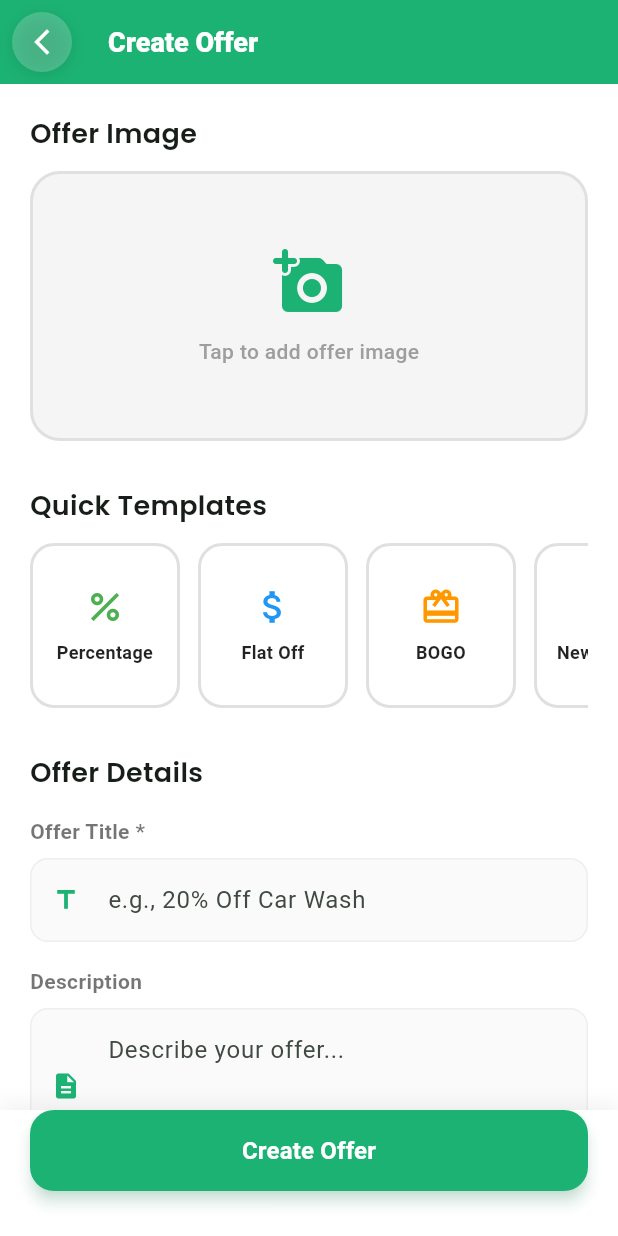
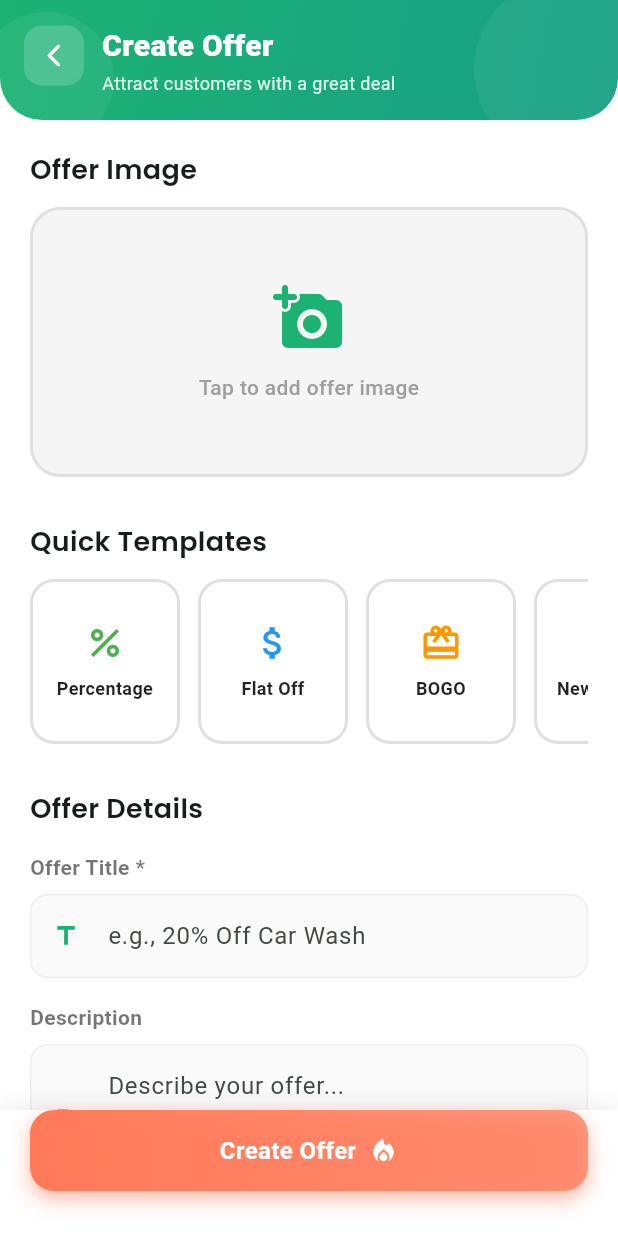
Before and after one commit to car-detail/app, a Flutter app: the EnhancedOfferScreen screen opened directly, on a phone screen of 412 x 824 dp. Run offline on Flutter 3.47's test engine with Material 3 defaults, Android fonts, the phone set to English and light mode, and no system bars; our stand-ins replace audioplayers, bot_toast, carousel_slider, convex_bottom_bar, country_code_picker, device_info_plus and 18 more; missing offline and left inert: google_maps_places_autocomplete_widgets, html_editor_enhanced; accounts and stored records are empty.

Commit message:
Apply gradient header + motion + identity color to Package/Offer creation
Continuing the UI upgrade pass across creation screens (already done
for Add Service). Both screens were plain AppBar with no animation.

add_package_activity.dart (amber identity, accentFor(4)):
- AppBar -> AppHeader with subtitle.
- Step indicator container background was dark green
  (Color(0xFF166534)) with step-line inactive color hardcoded to
  white.withOpacity(0.3) -- switched container to white to match the
  rest of the app's forms, which meant the step line needed a real
  fix too (grey instead of white-on-white, now invisible).
- Step badges: AnimatedContainer/AnimatedScale pop + AnimatedSwitcher
  checkmark transition, recolored green -> amber.
- Previous/Next buttons: BouncyTap press feedback, Next button gets a
  directional/checkmark icon.
- Info banner recolored to amber.

enhanced_offer_screen.dart (coral identity, accentFor(2)):
- AppBar -> AppHeader with subtitle.
- "Create/Update Offer" button: flat ElevatedButton -> coral gradient
  pill with BouncyTap press feedback and a flame icon.

Verified with flutter analyze (0 errors) and
flutter build ios --debug --simulator --no-codesign (build succeeds).

Co-Authored-By: Claude Sonnet 5 <noreply@anthropic.com>

```diff
--- a/lib/features/offer_model/ui/enhanced_offer_screen.dart
+++ b/lib/features/offer_model/ui/enhanced_offer_screen.dart
@@ -5,6 +5,9 @@ import 'package:car_app/Common/Color.dart';
 import 'package:car_app/Common/CommonWidget.dart';
 import 'package:car_app/Common/Constant.dart';
 import 'package:car_app/Common/BaseActivity.dart';
+import 'package:car_app/Common/ModernDesignSystem.dart';
+import 'package:car_app/design_system/components/app_header.dart';
+import 'package:car_app/design_system/components/bouncy_tap.dart';
 import 'package:car_app/features/offer_model/data_manager/offer_data_manager.dart';
 import 'package:car_app/features/home_module/model/services_model_data.dart';
 import 'package:car_app/Models/image_module_data.dart';
@@ -161,17 +164,11 @@ class _EnhancedOfferScreenState extends State<EnhancedOfferScreen> {
   Widget build(BuildContext context) {
     return Scaffold(
       backgroundColor: Colors.white,
-      appBar: AppBar(
-        leading: CommonWidget.buildAppBarBackButton(
-          context,
-          backgroundColor: Colors.white.withOpacity(0.2),
-          iconColor: Colors.white,
-        ),
-        title: Text(widget.offerToEdit != null ? "Edit Offer" : "Create Offer",
-            style: const TextStyle(fontWeight: FontWeight.w800, fontSize: 18)),
-        backgroundColor: ColorClass.base_color,
-        foregroundColor: Colors.white,
-        elevation: 0,
+      appBar: AppHeader(
+        title: widget.offerToEdit != null ? "Edit Offer" : "Create Offer",
+        subtitle: widget.offerToEdit != null
+            ? "Update your offer details"
+            : "Attract customers with a great deal",
       ),
       body: Stack(
         children: [
@@ -246,19 +243,39 @@ class _EnhancedOfferScreenState extends State<EnhancedOfferScreen> {
                     ),
                   ],
                 ),
-                child: ElevatedButton(
-                  onPressed: isSaving ? null : _createOffer,
-                  style: ElevatedButton.styleFrom(
-                    backgroundColor: ColorClass.base_color,
-                    foregroundColor: Colors.white,
-                    minimumSize: const Size(double.infinity, 54),
-                    shape: RoundedRectangleBorder(borderRadius: BorderRadius.circular(16)),
-                    elevation: 4,
-                    shadowColor: ColorClass.base_color.withOpacity(0.4),
-                  ),
-                  child: Text(
-                    widget.offerToEdit != null ? "Update Offer" : "Create Offer",
-                    style: const TextStyle(fontSize: 16, fontWeight: FontWeight.bold),
+                child: BouncyTap(
+                  onTap: isSaving ? null : _createOffer,
+                  child: Container(
+                    height: 54,
+                    decoration: BoxDecoration(
+                      gradient: LinearGradient(
+                        colors: [
+                          ModernDesignSystem.accentFor(2),
+                          ModernDesignSystem.accentFor(2).withOpacity(0.75),
+                        ],
+                        begin: Alignment.centerLeft,
+                        end: Alignment.centerRight,
+                      ),
+                      borderRadius: BorderRadius.circular(16),
+                      boxShadow: ModernDesignSystem.getColoredShadow(
+                          ModernDesignSystem.accentFor(2), opacity: 0.4),
+                    ),
+                    alignment: Alignment.center,
+                    child: Row(
+                      mainAxisSize: MainAxisSize.min,
+                      children: [
+                        Text(
+                          widget.offerToEdit != null ? "Update Offer" : "Create Offer",
+                          style: const TextStyle(
+                            fontSize: 16,
+                            fontWeight: FontWeight.bold,
+                            color: Colors.white,
+                          ),
+                        ),
+                        const SizedBox(width: 8),
+                        const Icon(Icons.local_fire_department_rounded, color: Colors.white, size: 20),
+                      ],
+                    ),
                   ),
                 ),
               ),
```
Also changed, not shown: lib/features/packages_model/ui/add_package_activity.dart (+66 -63 lines).
